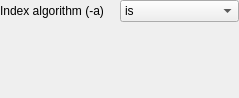
Old version of the form src/plugins/external_tool_support/src/bwa/BwaBuildSettings.ui in the repository violethaze74/ugene.
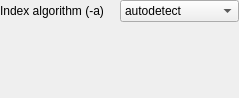
New version of the form.

Commit message: UGENE-5189: correct build index algorithm for BWA

```diff
--- a/src/plugins/external_tool_support/src/bwa/BwaBuildSettings.ui
+++ b/src/plugins/external_tool_support/src/bwa/BwaBuildSettings.ui
@@ -61,8 +61,13 @@
    <item row="0" column="1">
     <widget class="QComboBox" name="indexAlgorithmComboBox">
      <property name="currentIndex">
-      <number>2</number>
+      <number>0</number>
      </property>
+     <item>
+      <property name="text">
+       <string>autodetect</string>
+      </property>
+     </item>
      <item>
       <property name="text">
        <string>bwtsw</string>
```
Left out of the diff: 15 changed lines with no effect on the pictures. The commit also changes 1 other file.
